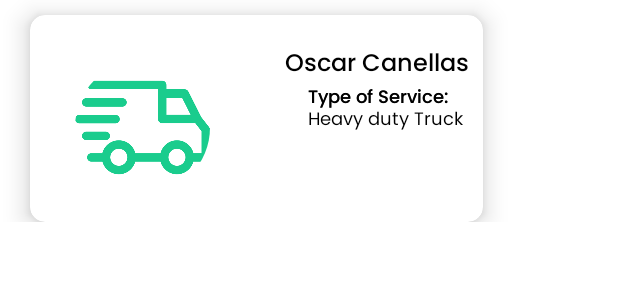
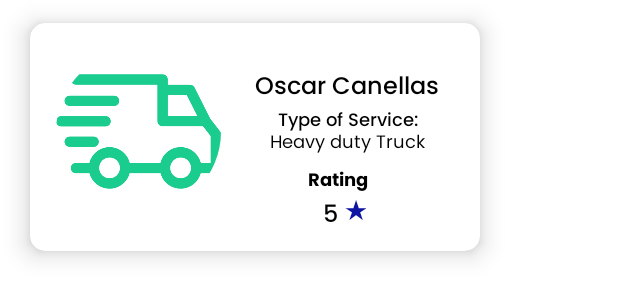
Before and after one commit to Tech-Company-SW52/mobile-applications, an Android app: the layout prototype_carrier_popular_home.xml on its own in the app's theme, with its tools: preview values and no code run, on a phone screen of 412 x 824 dp. Shown: the top 300 px of the screen. Run offline under Robolectric (Android 15) with nearby library versions, the phone set to English and light mode, and no system bars.

Commit message:
feat(profile): Added Home view of carriers

```diff
--- a/app/src/main/res/layout/prototype_carrier_popular_home.xml
+++ b/app/src/main/res/layout/prototype_carrier_popular_home.xml
@@ -1,22 +1,15 @@
 <?xml version="1.0" encoding="utf-8"?>
-<androidx.constraintlayout.widget.ConstraintLayout xmlns:android="http://schemas.android.com/apk/res/android"
+<androidx.cardview.widget.CardView xmlns:android="http://schemas.android.com/apk/res/android"
     xmlns:app="http://schemas.android.com/apk/res-auto"
     xmlns:tools="http://schemas.android.com/tools"
-    android:layout_width="wrap_content"
-    android:layout_height="wrap_content">
-
-
-    <androidx.cardview.widget.CardView
-        android:layout_width="302dp"
-        android:layout_height="138dp"
-        android:layout_marginStart="20dp"
-        android:layout_marginTop="10dp"
-        android:layout_marginEnd="20dp"
-        android:layout_marginBottom="20dp"
+    android:layout_width="300dp"
+    android:layout_height="wrap_content"
+    android:layout_marginHorizontal="20dp"
+    android:layout_marginTop="15dp"
+    android:layout_marginBottom="10dp"
     app:cardCornerRadius="10dp"
     app:cardElevation="10dp"
-        app:contentPadding="0dp"
-
+    app:contentPadding="10dp"
 
     app:layout_constraintEnd_toEndOf="parent"
     app:layout_constraintStart_toStartOf="parent"
@@ -25,11 +18,10 @@
 
     <de.hdodenhof.circleimageview.CircleImageView
         android:id="@+id/civDriverProfile"
-            android:layout_width="90dp"
-            android:layout_height="90dp"
-
-            android:layout_marginLeft="30dp"
-            android:layout_marginTop="30dp"
+        android:layout_width="110dp"
+        android:layout_height="110dp"
+        android:layout_marginLeft="7dp"
+        android:layout_marginTop="7dp"
         android:src="@drawable/fastport_logo"
         app:layout_constraintEnd_toEndOf="parent"
         app:layout_constraintHorizontal_bias="0.498"
@@ -40,7 +32,7 @@
         android:id="@+id/tvDriverName"
         android:layout_width="wrap_content"
         android:layout_height="wrap_content"
-            android:layout_marginLeft="170dp"
+        android:layout_marginLeft="140dp"
         android:layout_marginTop="20dp"
         android:fontFamily="@font/poppins_medium"
         android:text="Oscar Canellas"
@@ -52,10 +44,10 @@
         android:id="@+id/textView24"
         android:layout_width="wrap_content"
         android:layout_height="wrap_content"
-            android:layout_marginLeft="185dp"
-            android:layout_marginTop="45dp"
-            android:fontFamily="@font/poppins_medium"
-            android:text="Type of Service:"
+        android:layout_marginLeft="175dp"
+        android:layout_marginTop="85dp"
+        android:fontFamily="@font/poppins_bold"
+        android:text="Rating"
         android:textAlignment="center"
         android:textColor="#000000"
         android:textSize="12sp" />
@@ -64,7 +56,7 @@
         android:id="@+id/textView25"
         android:layout_width="wrap_content"
         android:layout_height="wrap_content"
-            android:layout_marginLeft="185dp"
+        android:layout_marginLeft="150dp"
         android:layout_marginTop="60dp"
         android:fontFamily="@font/poppins_regular"
         android:text="Heavy duty Truck"
@@ -73,10 +65,35 @@
         android:textSize="12sp" />
 
     <TextView
+        android:id="@+id/textView9"
+        android:layout_width="wrap_content"
+        android:layout_height="wrap_content"
+        android:layout_marginLeft="185dp"
+        android:layout_marginTop="105dp"
+        android:fontFamily="@font/poppins_medium"
+        android:text="5"
+        android:textAlignment="center"
+        android:textColor="#000000"
+        android:textSize="16sp" />
+
+    <TextView
+        android:id="@+id/textView16"
+        android:layout_width="wrap_content"
+        android:layout_height="wrap_content"
+        android:layout_marginLeft="200dp"
+        android:layout_marginTop="102dp"
+        android:fontFamily="@font/poppins_bold"
+        android:text="★"
+        android:textAlignment="center"
+        android:textColor="@color/fp_blue"
+        android:textSize="16sp"
+        android:textStyle="bold" />
+
+    <TextView
         android:id="@+id/textView26"
         android:layout_width="wrap_content"
         android:layout_height="wrap_content"
-            android:layout_marginLeft="185dp"
+        android:layout_marginLeft="155dp"
         android:layout_marginTop="45dp"
         android:fontFamily="@font/poppins_medium"
         android:text="Type of Service:"
@@ -84,6 +101,5 @@
         android:textColor="#000000"
         android:textSize="12sp" />
 
+
 </androidx.cardview.widget.CardView>
-
-</androidx.constraintlayout.widget.ConstraintLayout>
```
Also changed, not shown: app/src/main/java/com/fastporte/controller/fragments/CarrierFragments/CarrierHome/CarrierHomeHistoryAdapter.kt (renamed from app/src/main/res/layout/fragment_faq.xml, +39 -34 lines), app/src/main/java/com/fastporte/controller/fragments/CarrierFragments/CarrierHomeFragment.kt (+18 -1 lines), app/src/main/java/com/fastporte/network/HomeService.kt (+8 -0 lines), app/src/main/res/layout/fragment_carrier_home.xml (+10 -4 lines), app/src/main/res/layout/prototype_carrier_contracts_home.xml (added, +139 -0 lines), app/src/main/res/values/strings.xml (+9 -0 lines). Lines whose indentation alone changed are shown as unchanged.
